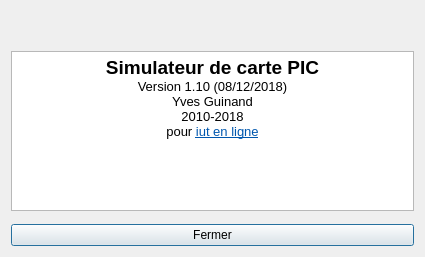
This is apropos.ui in YGuinand/EspSimu as Qt 5 draws it before an edit. The edited form follows.
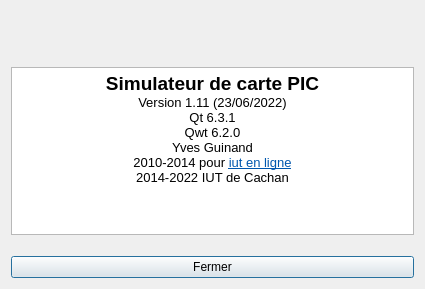
This is the edited form. Icons and pictures are not drawn.

Commit message: Version pour Qt6

Diff of the .ui file:
```diff
--- a/apropos.ui
+++ b/apropos.ui
@@ -10,7 +10,7 @@
     <x>0</x>
     <y>0</y>
     <width>425</width>
-    <height>257</height>
+    <height>289</height>
    </rect>
   </property>
   <property name="windowTitle">
@@ -125,12 +125,14 @@
       <string>&lt;!DOCTYPE HTML PUBLIC &quot;-//W3C//DTD HTML 4.0//EN&quot; &quot;http://www.w3.org/TR/REC-html40/strict.dtd&quot;&gt;
 &lt;html&gt;&lt;head&gt;&lt;meta name=&quot;qrichtext&quot; content=&quot;1&quot; /&gt;&lt;style type=&quot;text/css&quot;&gt;
 p, li { white-space: pre-wrap; }
-&lt;/style&gt;&lt;/head&gt;&lt;body style=&quot; font-family:'Sans Serif'; font-size:10pt; font-weight:400; font-style:normal;&quot;&gt;
-&lt;p align=&quot;center&quot; style=&quot; margin-top:0px; margin-bottom:0px; margin-left:0px; margin-right:0px; -qt-block-indent:0; text-indent:0px;&quot;&gt;&lt;span style=&quot; font-size:14pt; font-weight:600;&quot;&gt;Simulateur de carte PIC&lt;/span&gt;&lt;/p&gt;
-&lt;p align=&quot;center&quot; style=&quot; margin-top:0px; margin-bottom:0px; margin-left:0px; margin-right:0px; -qt-block-indent:0; text-indent:0px;&quot;&gt;Version 1.10 (08/12/2018)&lt;/p&gt;
-&lt;p align=&quot;center&quot; style=&quot; margin-top:0px; margin-bottom:0px; margin-left:0px; margin-right:0px; -qt-block-indent:0; text-indent:0px;&quot;&gt;Yves Guinand&lt;/p&gt;
-&lt;p align=&quot;center&quot; style=&quot; margin-top:0px; margin-bottom:0px; margin-left:0px; margin-right:0px; -qt-block-indent:0; text-indent:0px;&quot;&gt;2010-2018&lt;/p&gt;
-&lt;p align=&quot;center&quot; style=&quot; margin-top:0px; margin-bottom:0px; margin-left:0px; margin-right:0px; -qt-block-indent:0; text-indent:0px;&quot;&gt;pour &lt;a href=&quot;http://www.iutenligne.net/&quot;&gt;&lt;span style=&quot; text-decoration: underline; color:#0057ae;&quot;&gt;iut en ligne&lt;/span&gt;&lt;/a&gt;&lt;/p&gt;&lt;/body&gt;&lt;/html&gt;</string>
+&lt;/style&gt;&lt;/head&gt;&lt;body style=&quot; font-family:'MS Shell Dlg 2'; font-size:8.25pt; font-weight:400; font-style:normal;&quot;&gt;
+&lt;p align=&quot;center&quot; style=&quot; margin-top:0px; margin-bottom:0px; margin-left:0px; margin-right:0px; -qt-block-indent:0; text-indent:0px;&quot;&gt;&lt;span style=&quot; font-family:'Sans Serif'; font-size:14pt; font-weight:600;&quot;&gt;Simulateur de carte PIC&lt;/span&gt;&lt;/p&gt;
+&lt;p align=&quot;center&quot; style=&quot; margin-top:0px; margin-bottom:0px; margin-left:0px; margin-right:0px; -qt-block-indent:0; text-indent:0px;&quot;&gt;&lt;span style=&quot; font-family:'Sans Serif'; font-size:10pt;&quot;&gt;Version 1.11 (23/06/2022)&lt;/span&gt;&lt;/p&gt;
+&lt;p align=&quot;center&quot; style=&quot; margin-top:0px; margin-bottom:0px; margin-left:0px; margin-right:0px; -qt-block-indent:0; text-indent:0px;&quot;&gt;&lt;span style=&quot; font-family:'Sans Serif'; font-size:10pt;&quot;&gt;Qt 6.3.1&lt;/span&gt;&lt;/p&gt;
+&lt;p align=&quot;center&quot; style=&quot; margin-top:0px; margin-bottom:0px; margin-left:0px; margin-right:0px; -qt-block-indent:0; text-indent:0px;&quot;&gt;&lt;span style=&quot; font-family:'Sans Serif'; font-size:10pt;&quot;&gt;Qwt 6.2.0&lt;/span&gt;&lt;/p&gt;
+&lt;p align=&quot;center&quot; style=&quot; margin-top:0px; margin-bottom:0px; margin-left:0px; margin-right:0px; -qt-block-indent:0; text-indent:0px;&quot;&gt;&lt;span style=&quot; font-family:'Sans Serif'; font-size:10pt;&quot;&gt;Yves Guinand&lt;/span&gt;&lt;/p&gt;
+&lt;p align=&quot;center&quot; style=&quot; margin-top:0px; margin-bottom:0px; margin-left:0px; margin-right:0px; -qt-block-indent:0; text-indent:0px;&quot;&gt;&lt;span style=&quot; font-family:'Sans Serif'; font-size:10pt;&quot;&gt;2010-2014 pour &lt;/span&gt;&lt;a href=&quot;http://www.iutenligne.net/&quot;&gt;&lt;span style=&quot; font-family:'Sans Serif'; font-size:10pt; text-decoration: underline; color:#0057ae;&quot;&gt;iut en ligne&lt;/span&gt;&lt;/a&gt;&lt;/p&gt;
+&lt;p align=&quot;center&quot; style=&quot; margin-top:0px; margin-bottom:0px; margin-left:0px; margin-right:0px; -qt-block-indent:0; text-indent:0px;&quot;&gt;&lt;span style=&quot; font-size:10pt;&quot;&gt;2014-2022 IUT de Cachan&lt;/span&gt;&lt;/p&gt;&lt;/body&gt;&lt;/html&gt;</string>
      </property>
      <property name="openExternalLinks">
       <bool>true</bool>
```
The commit also changes 9 other files.
